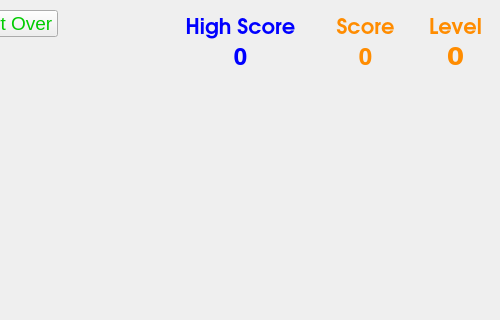
The window that ingame.ui (ThyberZee/earthdefense) describes before a commit, drawn with Qt 5; both pictures show x 140 to 640 and y 0 to 320 of the 640 by 700 pixel window.
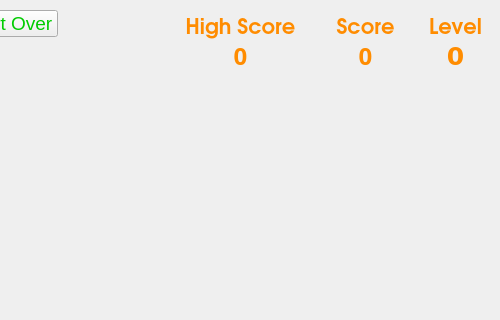
The same window after the commit.

The edit to the form file:
```diff
--- a/ingame.ui
+++ b/ingame.ui
@@ -205,7 +205,7 @@
     </font>
    </property>
    <property name="styleSheet">
-    <string notr="true">color:blue</string>
+    <string notr="true">color:darkorange</string>
    </property>
    <property name="text">
     <string>High Score</string>
@@ -235,7 +235,7 @@
     <cursorShape>ArrowCursor</cursorShape>
    </property>
    <property name="styleSheet">
-    <string notr="true">color:blue</string>
+    <string notr="true">color:darkorange</string>
    </property>
    <property name="text">
     <string>0</string>
```
